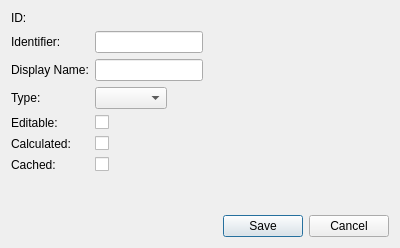
First picture: the form in lib/LBDatabase/src/lbdatabaseexporter/src/mainwindow/views/attributeeditor.ui, repository lbproductions/ProjectStatsMigration, before the edit.
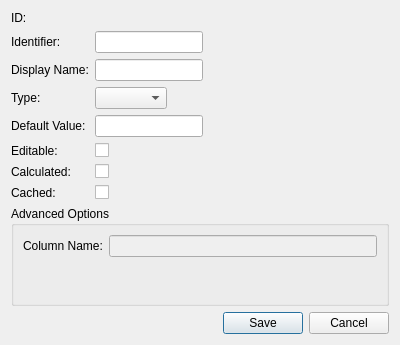
Second picture: the form after the edit.

Commit message: Edit von Attributen überarbeitet und mit Edit von Funktionen angefangen

What changed in the file:
```diff
--- a/lib/LBDatabase/src/lbdatabaseexporter/src/mainwindow/views/attributeeditor.ui
+++ b/lib/LBDatabase/src/lbdatabaseexporter/src/mainwindow/views/attributeeditor.ui
@@ -10,7 +10,7 @@
     <x>0</x>
     <y>0</y>
     <width>400</width>
-    <height>248</height>
+    <height>345</height>
    </rect>
   </property>
   <property name="windowTitle">
@@ -69,50 +69,83 @@
      <item row="3" column="1">
       <widget class="QComboBox" name="comboBoxType"/>
      </item>
-     <item row="4" column="0">
+     <item row="5" column="0">
       <widget class="QLabel" name="label_6">
        <property name="text">
         <string>Editable:</string>
        </property>
       </widget>
      </item>
-     <item row="4" column="1">
+     <item row="5" column="1">
       <widget class="QCheckBox" name="checkBoxEditable">
        <property name="text">
         <string/>
        </property>
       </widget>
      </item>
-     <item row="5" column="0">
+     <item row="6" column="0">
       <widget class="QLabel" name="label_7">
        <property name="text">
         <string>Calculated:</string>
        </property>
       </widget>
      </item>
-     <item row="5" column="1">
+     <item row="6" column="1">
       <widget class="QCheckBox" name="checkBoxCalculated">
        <property name="text">
         <string/>
        </property>
       </widget>
      </item>
-     <item row="6" column="0">
+     <item row="7" column="0">
       <widget class="QLabel" name="label_8">
        <property name="text">
         <string>Cached:</string>
        </property>
       </widget>
      </item>
-     <item row="6" column="1">
+     <item row="7" column="1">
       <widget class="QCheckBox" name="checkBoxCached">
        <property name="text">
         <string/>
        </property>
       </widget>
      </item>
+     <item row="4" column="0">
+      <widget class="QLabel" name="label_9">
+       <property name="text">
+        <string>Default Value:</string>
+       </property>
+      </widget>
+     </item>
+     <item row="4" column="1">
+      <widget class="QLineEdit" name="lineEditDefaultValue"/>
+     </item>
     </layout>
    </item>
+   <item>
+    <widget class="QGroupBox" name="groupBox">
+     <property name="title">
+      <string>Advanced Options</string>
+     </property>
+     <layout class="QFormLayout" name="formLayout_2">
+      <item row="0" column="0">
+       <widget class="QLabel" name="label_2">
+        <property name="text">
+         <string>Column Name:</string>
+        </property>
+       </widget>
+      </item>
+      <item row="0" column="1">
+       <widget class="QLineEdit" name="lineEditColumnName">
+        <property name="enabled">
+         <bool>false</bool>
+        </property>
+       </widget>
+      </item>
+     </layout>
+    </widget>
+   </item>
    <item>
     <widget class="QDialogButtonBox" name="buttonBox">
      <property name="orientation">
```
Left out of the diff: 6 changed lines with no effect on the pictures. The commit also changes 16 other files.
